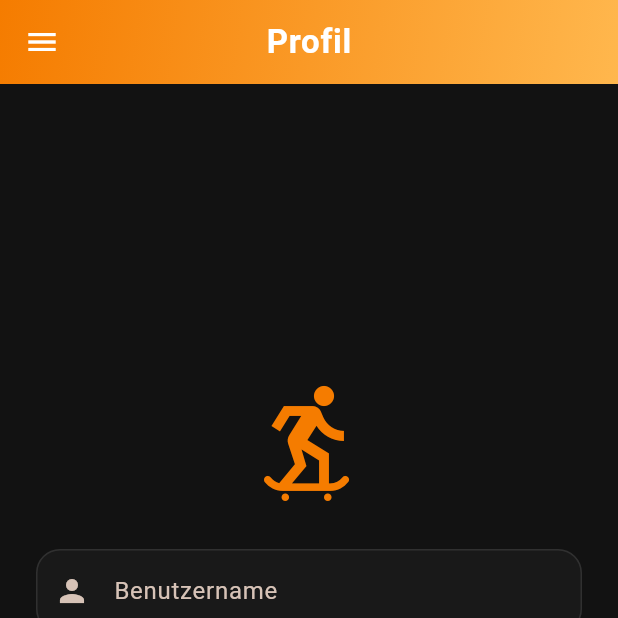
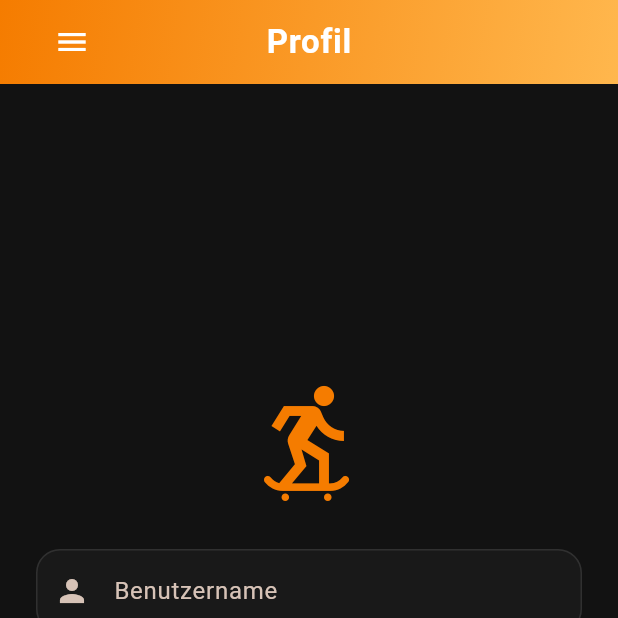
Before and after one commit to Nils-Rindlisbacher/Skate_Mobile_Application, a Flutter app: the screen it shows after launch, after a tap on the "menu" icon, after a tap on "Profil", on a phone screen of 412 x 824 dp, the top half of it. Run offline on Flutter 3.47's test engine with Material 3 defaults, Android fonts, the phone set to English and light mode, and no system bars; our stand-ins replace fl_chart, flutter_secure_storage, image_picker; network calls fail.

Commit message:
fix: Header Bar expand icon centered

```diff
--- a/Application/Skaterz/lib/main.dart
+++ b/Application/Skaterz/lib/main.dart
@@ -272,6 +272,8 @@ class _MainShellState extends State<MainShell> {
                   ? () => setState(() => _isMenuExpanded = !_isMenuExpanded)
                   : _openDrawer,
               showMenuButton: true,
+              isExpanded: _isMenuExpanded,
+              isDesktop: isDesktop,
             ),
             drawer: isDesktop ? null : sideMenu,
             body: Row(
--- a/Application/Skaterz/lib/pages/settings_page.dart
+++ b/Application/Skaterz/lib/pages/settings_page.dart
@@ -199,7 +199,7 @@ class _SettingsPageState extends State<SettingsPage> {
                               await _apiService.unblockUser(user['id']);
                               setModalState(() {});
                             },
-                            child: Text(widget.localizations.unblock),
+                            child: Text(widget.localizations.unblockUser),
                           ),
                         );
                       },
--- a/Application/Skaterz/lib/widgets/custom_app_bar.dart
+++ b/Application/Skaterz/lib/widgets/custom_app_bar.dart
@@ -8,7 +8,9 @@ class CustomAppBar extends StatelessWidget implements PreferredSizeWidget {
   final bool isDarkMode;
   final List<Widget>? actions;
   final bool isEmbedded;
-  final bool showMenuButton; // New property to toggle menu button visibility
+  final bool showMenuButton;
+  final bool isExpanded;
+  final bool isDesktop;
 
   const CustomAppBar({
     super.key,
@@ -17,14 +19,55 @@ class CustomAppBar extends StatelessWidget implements PreferredSizeWidget {
     required this.isDarkMode,
     this.actions,
     this.isEmbedded = false,
-    this.showMenuButton = true, // Default to true for mobile
+    this.showMenuButton = true,
+    this.isExpanded = true,
+    this.isDesktop = false,
   });
 
   @override
   Widget build(BuildContext context) {
+    double leadingWidth = 56.0;
+    Widget? leading;
+
+    if (showMenuButton) {
+      if (isDesktop) {
+        leadingWidth = isExpanded ? 320 : 100;
+        leading = Container(
+          width: leadingWidth,
+          alignment: isExpanded ? Alignment.centerLeft : Alignment.center,
+          padding: isExpanded ? const EdgeInsets.only(left: 24.0) : EdgeInsets.zero,
+          child: IconButton(
+            icon: Icon(Icons.menu, color: Colors.white, size: isExpanded ? 24 : 26),
+            onPressed: onMenuTap,
+            padding: EdgeInsets.zero,
+            constraints: const BoxConstraints(), // Removes extra padding/constraints
+            alignment: isExpanded ? Alignment.centerLeft : Alignment.center,
+            splashRadius: 24,
+          ),
+        );
+      } else {
+        // Mobile alignment: matches SideMenu's ListTile horizontal padding of 24
+        leadingWidth = 72;
+        leading = Container(
+          width: 72,
+          alignment: Alignment.centerLeft,
+          padding: const EdgeInsets.only(left: 24.0),
+          child: IconButton(
+            icon: const Icon(Icons.menu, color: Colors.white, size: 24),
+            onPressed: onMenuTap,
+            padding: EdgeInsets.zero,
+            constraints: const BoxConstraints(),
+            alignment: Alignment.centerLeft,
+            splashRadius: 24,
+          ),
+        );
+      }
+    }
+
     final Widget appBarBody = AppBar(
       elevation: 0,
       backgroundColor: Colors.transparent,
+      automaticallyImplyLeading: false, // Ensure we have full control over the leading area
       flexibleSpace: Container(
         decoration: BoxDecoration(
           gradient: isDarkMode ? AppColors.primaryGradient : AppColors.oldGradient,
@@ -34,12 +77,8 @@ class CustomAppBar extends StatelessWidget implements PreferredSizeWidget {
         title,
         style: const TextStyle(color: Colors.white, fontWeight: FontWeight.bold),
       ),
-      leading: showMenuButton
-          ? IconButton(
-              icon: const Icon(Icons.menu, color: Colors.white),
-              onPressed: onMenuTap,
-            )
-          : null, // Hide if not needed (e.g., on Desktop where it's in the Sidebar)
+      leadingWidth: leadingWidth,
+      leading: leading,
       iconTheme: const IconThemeData(color: Colors.white),
       actions: actions,
     );
```
Also changed, not shown: 1 other file.
